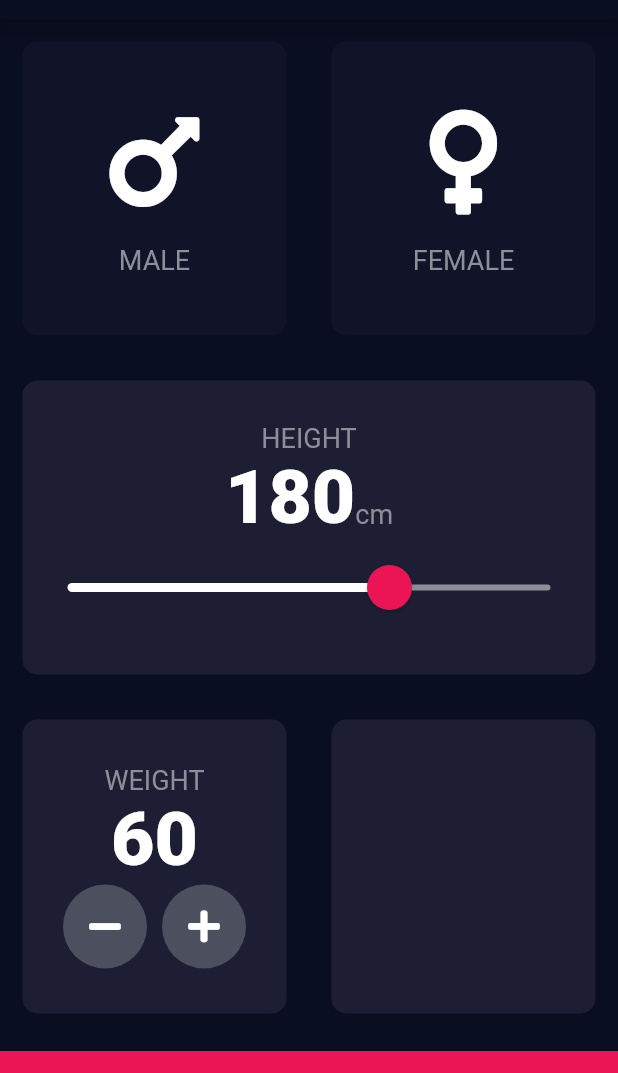
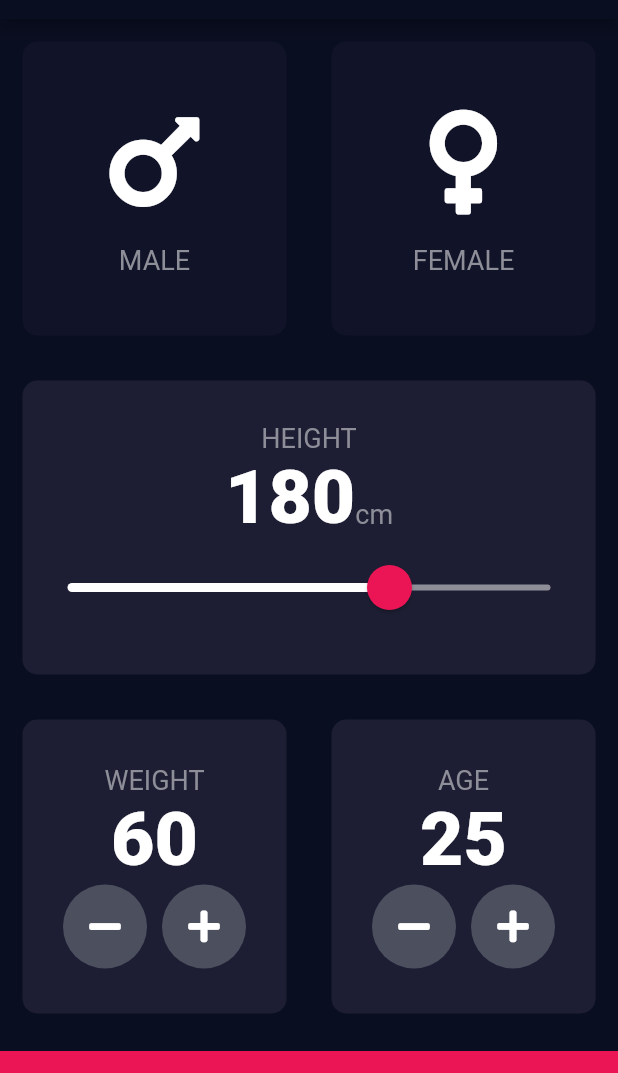
Before and after one commit to killerwilmer/appbrewery_flutter, a Flutter app: the screen it shows after launch, on a phone screen of 412 x 824 dp, the part 65-1138 px from its top. Run offline on Flutter 3.47's test engine with Material 2 defaults, Android fonts, the phone set to English and light mode, and no system bars; our stand-ins replace audioplayers, font_awesome_flutter, rflutter_alert.

Commit message:
Create car for AGE

```diff
--- a/bmi-calculator-flutter/lib/input_page.dart
+++ b/bmi-calculator-flutter/lib/input_page.dart
@@ -15,6 +15,7 @@
   Gender selectedGender;
   int height = 180;
   int weight = 60;
+  int age = 25;
 
   @override
   Widget build(BuildContext context) {
@@ -162,6 +163,45 @@
                 Expanded(
                   child: ReusableCard(
                     colour: kActiveCardColour,
+                    cardChild: Column(
+                      mainAxisAlignment: MainAxisAlignment.center,
+                      children: <Widget>[
+                        Text(
+                          'AGE',
+                          style: kLabelTextStyle,
+                        ),
+                        Text(
+                          age.toString(),
+                          style: kLabelNumber,
+                        ),
+                        Row(
+                          mainAxisAlignment: MainAxisAlignment.center,
+                          children: <Widget>[
+                            RoundIconButton(
+                              iconData: FontAwesomeIcons.minus,
+                              onPressed: () {
+                                setState(() {
+                                  if (age > 0) {
+                                    age--;
+                                  }
+                                });
+                              },
+                            ),
+                            SizedBox(
+                              width: 10.0,
+                            ),
+                            RoundIconButton(
+                              iconData: FontAwesomeIcons.plus,
+                              onPressed: () {
+                                setState(() {
+                                  age++;
+                                });
+                              },
+                            ),
+                          ],
+                        ),
+                      ],
+                    ),
                   ),
                 ),
               ],
```
